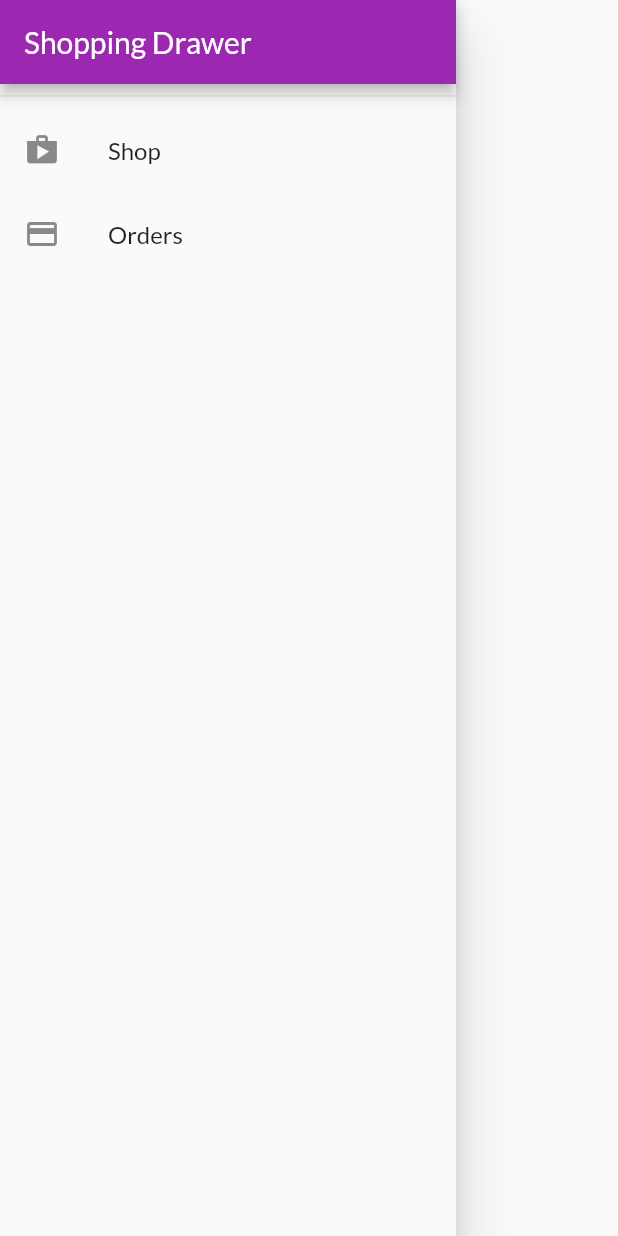
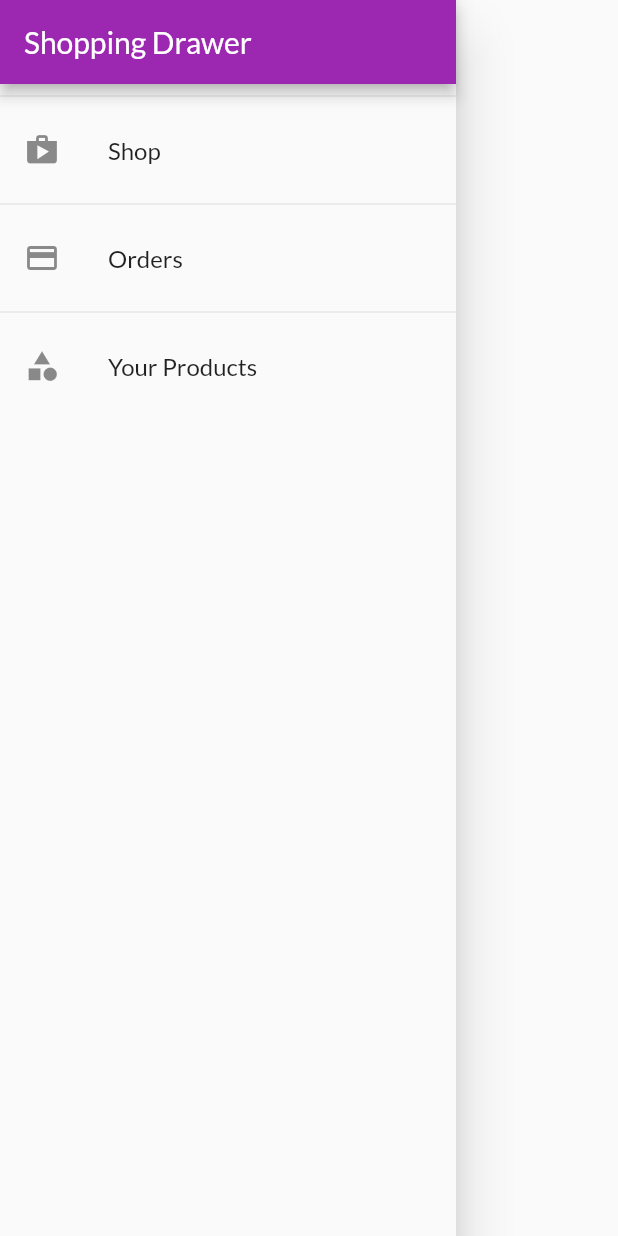
Before and after one commit to trongnhanv/flutter_tuts, a Flutter app: the AppDrawer widget shown alone on an empty page, opened directly, on a phone screen of 412 x 824 dp. Run offline on Flutter 3.47's test engine with Material 2 defaults, Android fonts, the phone set to English and light mode, and no system bars; our stand-ins replace cached_network_image, flutter_bloc; network calls fail.

Commit message:
220. Adding a 'Manage Products' Page

```diff
--- a/lib/udemy/shop_app/app.dart
+++ b/lib/udemy/shop_app/app.dart
@@ -1,5 +1,6 @@
 import 'package:basic_tuts/udemy/shop_app/pages/cart_page.dart';
 import 'package:basic_tuts/udemy/shop_app/pages/orders_page.dart';
+import 'package:basic_tuts/udemy/shop_app/pages/user_products_page.dart';
 import 'package:basic_tuts/udemy/shop_app/providers/orders_provider.dart';
 import 'package:flutter/material.dart';
 import 'package:provider/provider.dart';
@@ -37,6 +38,7 @@ class ShopApp extends StatelessWidget {
                 ),
             CartPage.routeName: (context) => const CartPage(),
             OrdersPage.routeName: (context) => const OrdersPage(),
+            UserProductsPage.routeName: (context) => const UserProductsPage()
           };
           WidgetBuilder? builder = routes[settings.name];
           return MaterialPageRoute(builder: (ctx) => builder!(ctx));
--- /dev/null
+++ b/lib/udemy/shop_app/pages/user_products_page.dart
@@ -0,0 +1,30 @@
+import 'package:basic_tuts/udemy/shop_app/providers/products_provider.dart';
+import 'package:basic_tuts/udemy/shop_app/widgets/app_drawer.dart';
+import 'package:basic_tuts/udemy/shop_app/widgets/user_product_item.dart';
+import 'package:flutter/material.dart';
+import 'package:provider/provider.dart';
+
+class UserProductsPage extends StatelessWidget {
+  static const routeName = '/UserProductsPage';
+  const UserProductsPage({Key? key}) : super(key: key);
+
+  @override
+  Widget build(BuildContext context) {
+    var products = context.watch<ProductsProviderV2>().items;
+    print(products);
+    return Scaffold(
+      appBar: AppBar(
+        title: const Text('Your Products'),
+        actions: [IconButton(onPressed: () {}, icon: const Icon(Icons.add))],
+      ),
+      body: Padding(
+        padding: const EdgeInsets.all(10),
+        child: ListView.builder(
+            itemCount: products.length,
+            itemBuilder: (_, index) =>
+                UserProductItem(product: products[index])),
+      ),
+      drawer: const AppDrawer(),
+    );
+  }
+}
--- a/lib/udemy/shop_app/widgets/app_drawer.dart
+++ b/lib/udemy/shop_app/widgets/app_drawer.dart
@@ -1,6 +1,34 @@
 import 'package:basic_tuts/udemy/shop_app/pages/orders_page.dart';
 import 'package:basic_tuts/udemy/shop_app/pages/products_overview_page.dart';
+import 'package:basic_tuts/udemy/shop_app/pages/user_products_page.dart';
 import 'package:flutter/material.dart';
+
+class AppDrawerItem extends StatelessWidget {
+  final String label;
+  final IconData icon;
+  final void Function()? onNavigate;
+
+  const AppDrawerItem(
+      {Key? key,
+      required this.label,
+      required this.icon,
+      required this.onNavigate})
+      : super(key: key);
+
+  @override
+  Widget build(BuildContext context) {
+    return Column(
+      children: [
+        const Divider(),
+        ListTile(
+          leading: Icon(icon),
+          title: Text(label),
+          onTap: onNavigate,
+        ),
+      ],
+    );
+  }
+}
 
 class AppDrawer extends StatelessWidget {
   const AppDrawer({Key? key}) : super(key: key);
@@ -14,21 +42,26 @@ class AppDrawer extends StatelessWidget {
           title: const Text('Shopping Drawer'),
           automaticallyImplyLeading: false,
         ),
-        const Divider(),
-        ListTile(
-          leading: const Icon(Icons.shop),
-          title: const Text('Shop'),
-          onTap: () {
-            Navigator.of(context).pushNamed(ProductsOverviewPage.routeName);
-          },
-        ),
-        ListTile(
-          leading: const Icon(Icons.payment),
-          title: const Text('Orders'),
-          onTap: () {
-            Navigator.of(context).pushNamed(OrdersPage.routeName);
-          },
-        )
+        AppDrawerItem(
+            label: 'Shop',
+            icon: Icons.shop,
+            onNavigate: () {
+              Navigator.of(context)
+                  .pushReplacementNamed(ProductsOverviewPage.routeName);
+            }),
+        AppDrawerItem(
+            label: 'Orders',
+            icon: Icons.payment,
+            onNavigate: () {
+              Navigator.of(context).pushReplacementNamed(OrdersPage.routeName);
+            }),
+        AppDrawerItem(
+            label: 'Your Products',
+            icon: Icons.category,
+            onNavigate: () {
+              Navigator.of(context)
+                  .pushReplacementNamed(UserProductsPage.routeName);
+            })
       ],
     ));
   }
```
Also changed, not shown: lib/udemy/shop_app/widgets/user_product_item.dart (added, +35 -0 lines).
